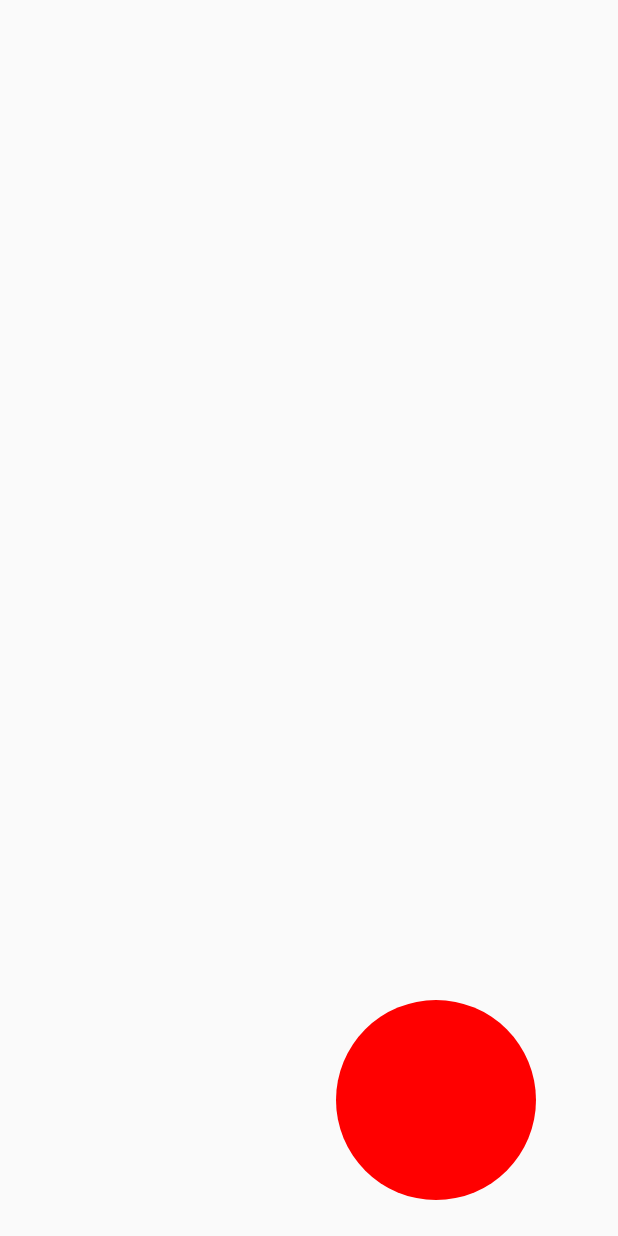
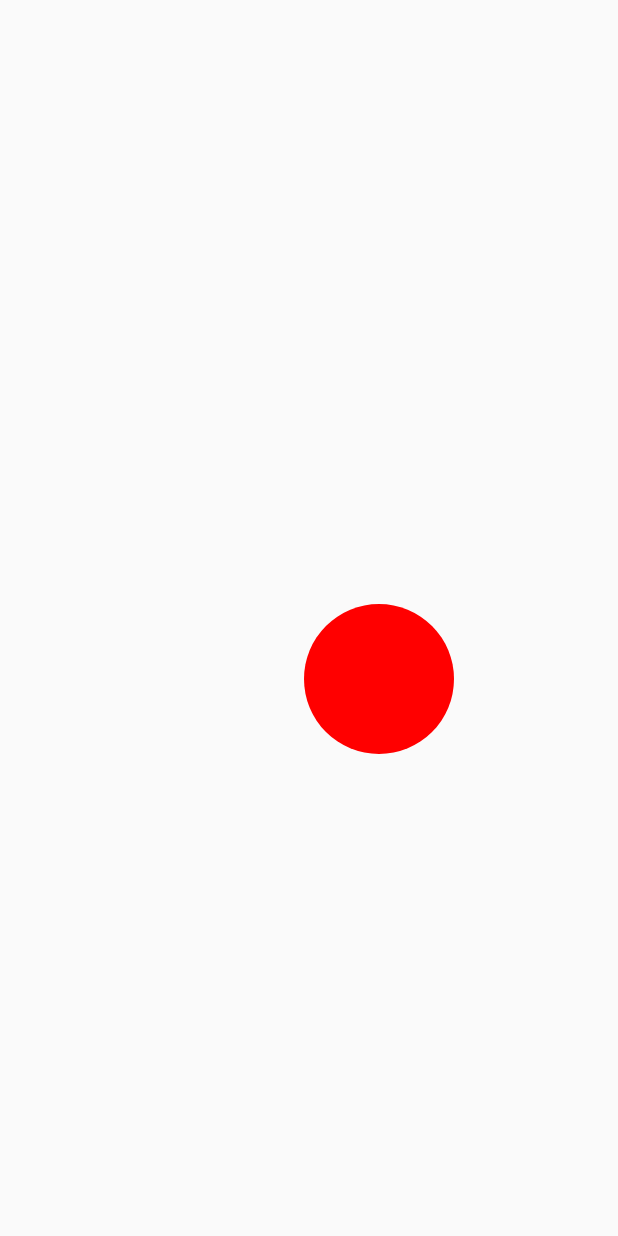
Before and after one commit to gpetuhov/CirclePop, an Android app: the screen it shows after launch (CircleActivity), on a phone screen of 412 x 824 dp. Run offline under Robolectric (Android 15) with nearby library versions, the phone set to English and light mode, and no system bars.

Commit message:
Implement circle via ImageView

```diff
--- a/app/src/main/java/com/gpetuhov/android/circlepop/Circle.java
+++ b/app/src/main/java/com/gpetuhov/android/circlepop/Circle.java
@@ -1,67 +1,69 @@
 package com.gpetuhov.android.circlepop;
 
-import android.graphics.Color;
+import android.app.Activity;
+import android.content.Context;
+import android.graphics.Point;
+import android.util.AttributeSet;
 import android.view.MotionEvent;
+import android.widget.ImageView;
+import android.widget.Toast;
 
 import java.util.Random;
 
-public class Circle {
-    public static final int RADIUS = 100;
+public class Circle extends ImageView {
     public static final boolean RED = true;
     public static final boolean GREEN = false;
+    public static final int RADIUS = 100;
 
     private int x;
     private int y;
-    private int radius = RADIUS;
     private boolean mType;  //true - RED; false - GREEN
-    private int mColor;
 
-    public Circle(int x, int y, boolean type) {
-        this.x = x;
-        this.y = y;
-        mType = type;
+    private int max_X;
+    private int max_Y;
+
+    public Circle(Context context, AttributeSet attrs) {
+        super(context, attrs);
+        initCoordinatesRange(context);
+        initCircle();
+    }
+
+    // Detect maximum X and Y
+    private void initCoordinatesRange(Context context) {
+        Point point = new Point();
+        ((Activity) context).getWindowManager().getDefaultDisplay().getSize(point);
+
+        max_X = point.x - RADIUS;
+        max_Y = point.y - RADIUS;
+    }
+
+    private void initCircle() {
+        Random random = new Random();
+
+        x = random.nextInt(max_X);
+        y = random.nextInt(max_Y);
+
+        setX(x);
+        setY(y);
+
+        int z = 1 + random.nextInt(10); // generate circle type (red or green)
+        mType = (z % 2) == 0;
+
         if (mType == RED) {
-            mColor = Color.RED;
-        } else {
-            mColor = Color.GREEN;
+            setImageDrawable(getResources().getDrawable(R.drawable.red_circle));
+        }
+        if (mType == GREEN) {
+            setImageDrawable(getResources().getDrawable(R.drawable.green_circle));
         }
     }
 
-    public int getX() {
-        return x;
-    }
+    @Override
+    public boolean onTouchEvent(MotionEvent event) {
+        if (event.getAction() == MotionEvent.ACTION_DOWN) {
+            Toast.makeText(getContext(), "Target Hit!", Toast.LENGTH_SHORT).show();
+            initCircle();
+        }
 
-    public int getY() {
-        return y;
-    }
-
-    public int getRadius() {
-        return radius;
-    }
-
-    public boolean getType() {
-        return mType;
-    }
-
-    public int getColor() {
-        return mColor;
-    }
-
-    public boolean isTargetHit(float eventX, float eventY) {
-        int distance; // distance of touch coordinates from circle center
-
-        // distance ^ 2 = (x - eventX) ^ 2 + (y - eventY) ^ 2
-        distance = (int) Math.sqrt(Math.pow(x - eventX,2) + Math.pow(y - eventY,2));
-        return distance <= radius;
-    }
-
-    public static Circle getRandomCircle(int max_X, int max_Y) {
-        Random random = new Random();
-        int x = random.nextInt(max_X);
-        int y = random.nextInt(max_Y);
-        int z = 1 + random.nextInt(10);
-        boolean type = (z % 2) == 0;
-        Circle circle = new Circle(x, y, type);
-        return circle;
+        return true;
     }
 }
--- a/app/src/main/java/com/gpetuhov/android/circlepop/CircleActivity.java
+++ b/app/src/main/java/com/gpetuhov/android/circlepop/CircleActivity.java
@@ -4,10 +4,13 @@ import android.support.v7.app.AppCompatActivity;
 import android.os.Bundle;
 
 public class CircleActivity extends AppCompatActivity {
+    private Circle mCircle;
 
     @Override
     protected void onCreate(Bundle savedInstanceState) {
         super.onCreate(savedInstanceState);
         setContentView(R.layout.activity_circle);
+
+        mCircle = (Circle) findViewById(R.id.circle);
     }
 }
--- a/app/src/main/java/com/gpetuhov/android/circlepop/DrawCircleView.java
+++ /dev/null
@@ -1,54 +0,0 @@
-package com.gpetuhov.android.circlepop;
-
-import android.content.Context;
-import android.graphics.Canvas;
-import android.graphics.Paint;
-import android.os.AsyncTask;
-import android.util.AttributeSet;
-import android.view.MotionEvent;
-import android.view.View;
-import android.widget.Toast;
-
-// Background for circles
-public class DrawCircleView extends View {
-    private Circle mCircle;
-    private Paint mPaint;
-    private Canvas mCanvas;
-
-    public DrawCircleView(Context context, AttributeSet attrs) {
-        super(context, attrs);
-        initPaint();
-    }
-
-    @Override
-    protected void onDraw(Canvas canvas) {
-        super.onDraw(canvas);
-        mCanvas = canvas;
-        mCircle = Circle.getRandomCircle(getWidth(), getHeight());
-        drawCircle();
-    }
-
-    @Override
-    public boolean onTouchEvent(MotionEvent event) {
-        if (event.getAction() == MotionEvent.ACTION_DOWN) {
-            if (mCircle.isTargetHit(event.getX(), event.getY())) {
-                Toast.makeText(getContext(), "Target hit!", Toast.LENGTH_SHORT).show();
-
-                invalidate();
-            }
-        }
-
-        return true;
-    }
-
-    private void initPaint() {
-        mPaint = new Paint();
-        mPaint.setAntiAlias(true);
-        mPaint.setStyle(Paint.Style.FILL);
-    }
-
-    private void drawCircle() {
-        mPaint.setColor(mCircle.getColor());
-        mCanvas.drawCircle(mCircle.getX(), mCircle.getY(), mCircle.getRadius(), mPaint);
-    }
-}
--- a/app/src/main/res/layout/activity_circle.xml
+++ b/app/src/main/res/layout/activity_circle.xml
@@ -5,8 +5,12 @@
     android:layout_width="match_parent"
     android:layout_height="match_parent">
 
-    <com.gpetuhov.android.circlepop.DrawCircleView
-        android:layout_width="match_parent"
-        android:layout_height="match_parent"/>
+    <com.gpetuhov.android.circlepop.Circle
+        android:id="@+id/circle"
+        android:layout_width="100dp"
+        android:layout_height="100dp"
+        android:src="@drawable/green_circle"
+        android:visibility="visible"
+        />
 
 </LinearLayout>
--- a/app/src/main/res/values/colors.xml
+++ b/app/src/main/res/values/colors.xml
@@ -3,6 +3,6 @@
     <color name="colorPrimary">#3F51B5</color>
     <color name="colorPrimaryDark">#303F9F</color>
     <color name="colorAccent">#FF4081</color>
-    <color name="red_circle">#d50000</color>
-    <color name="green_circle">#388e3c</color>
+    <color name="red_circle">#ff0000</color>
+    <color name="green_circle">#00ff00</color>
 </resources>
```
